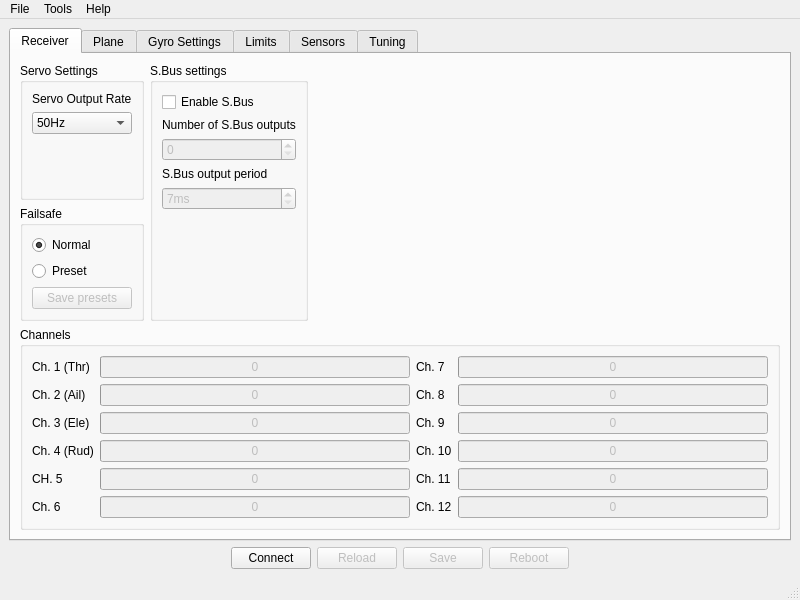
Old version of the form software/RX12GConfig/mainwindow.ui in the repository bemcgarvey/RX12G.
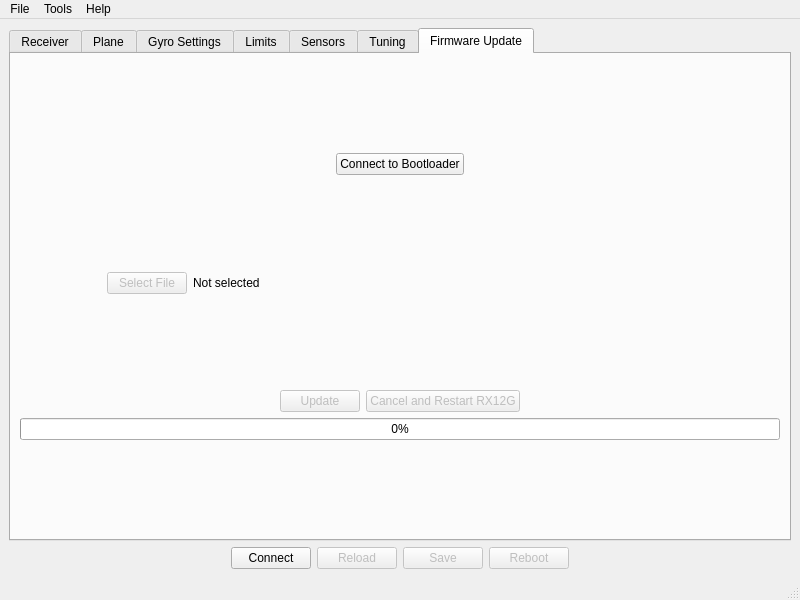
New version of the form. Icons and pictures are not drawn. Custom widgets are drawn as their Qt base class.

Commit message:
Added firmware update tab
Added software trigger to bootloader and firmware

Diff of the .ui file:
```diff
--- a/software/RX12GConfig/mainwindow.ui
+++ b/software/RX12GConfig/mainwindow.ui
@@ -22,7 +22,7 @@
     <item>
      <widget class="QTabWidget" name="tabWidget">
       <property name="currentIndex">
-       <number>0</number>
+       <number>6</number>
       </property>
       <widget class="QWidget" name="rxTab">
        <attribute name="title">
@@ -3232,6 +3232,230 @@
         </item>
        </layout>
       </widget>
+      <widget class="QWidget" name="firmwareTab">
+       <attribute name="title">
+        <string>Firmware Update</string>
+       </attribute>
+       <layout class="QVBoxLayout" name="verticalLayout_40">
+        <item>
+         <spacer name="verticalSpacer_26">
+          <property name="orientation">
+           <enum>Qt::Vertical</enum>
+          </property>
+          <property name="sizeHint" stdset="0">
+           <size>
+            <width>20</width>
+            <height>40</height>
+           </size>
+          </property>
+         </spacer>
+        </item>
+        <item>
+         <layout class="QHBoxLayout" name="horizontalLayout_21">
+          <item>
+           <spacer name="horizontalSpacer_16">
+            <property name="orientation">
+             <enum>Qt::Horizontal</enum>
+            </property>
+            <property name="sizeHint" stdset="0">
+             <size>
+              <width>40</width>
+              <height>20</height>
+             </size>
+            </property>
+           </spacer>
+          </item>
+          <item>
+           <widget class="QPushButton" name="connectBootloaderPushButton">
+            <property name="minimumSize">
+             <size>
+              <width>128</width>
+              <height>0</height>
+             </size>
+            </property>
+            <property name="maximumSize">
+             <size>
+              <width>150</width>
+              <height>16777215</height>
+             </size>
+            </property>
+            <property name="text">
+             <string>Connect to Bootloader</string>
+            </property>
+           </widget>
+          </item>
+          <item>
+           <spacer name="horizontalSpacer_17">
+            <property name="orientation">
+             <enum>Qt::Horizontal</enum>
+            </property>
+            <property name="sizeHint" stdset="0">
+             <size>
+              <width>40</width>
+              <height>20</height>
+             </size>
+            </property>
+           </spacer>
+          </item>
+         </layout>
+        </item>
+        <item>
+         <spacer name="verticalSpacer_25">
+          <property name="orientation">
+           <enum>Qt::Vertical</enum>
+          </property>
+          <property name="sizeHint" stdset="0">
+           <size>
+            <width>20</width>
+            <height>40</height>
+           </size>
+          </property>
+         </spacer>
+        </item>
+        <item>
+         <layout class="QHBoxLayout" name="horizontalLayout_20">
+          <item>
+           <spacer name="horizontalSpacer_14">
+            <property name="orientation">
+             <enum>Qt::Horizontal</enum>
+            </property>
+            <property name="sizeHint" stdset="0">
+             <size>
+              <width>40</width>
+              <height>20</height>
+             </size>
+            </property>
+           </spacer>
+          </item>
+          <item>
+           <widget class="QPushButton" name="browsePushButton">
+            <property name="enabled">
+             <bool>false</bool>
+            </property>
+            <property name="text">
+             <string>Select File</string>
+            </property>
+           </widget>
+          </item>
+          <item>
+           <widget class="QLabel" name="firmwareFileLabel">
+            <property name="sizePolicy">
+             <sizepolicy hsizetype="Expanding" vsizetype="Preferred">
+              <horstretch>0</horstretch>
+              <verstretch>0</verstretch>
+             </sizepolicy>
+            </property>
+            <property name="minimumSize">
+             <size>
+              <width>500</width>
+              <height>0</height>
+             </size>
+            </property>
+            <property name="text">
+             <string>Not selected</string>
+            </property>
+           </widget>
+          </item>
+          <item>
+           <spacer name="horizontalSpacer_15">
+            <property name="orientation">
+             <enum>Qt::Horizontal</enum>
+            </property>
+            <property name="sizeHint" stdset="0">
+             <size>
+              <width>40</width>
+              <height>20</height>
+             </size>
+            </property>
+           </spacer>
+          </item>
+         </layout>
+        </item>
+        <item>
+         <spacer name="verticalSpacer_24">
+          <property name="orientation">
+           <enum>Qt::Vertical</enum>
+          </property>
+          <property name="sizeHint" stdset="0">
+           <size>
+            <width>20</width>
+            <height>40</height>
+           </size>
+          </property>
+         </spacer>
+        </item>
+        <item>
+         <layout class="QHBoxLayout" name="horizontalLayout_19">
+          <item>
+           <spacer name="horizontalSpacer_12">
+            <property name="orientation">
+             <enum>Qt::Horizontal</enum>
+            </property>
+            <property name="sizeHint" stdset="0">
+             <size>
+              <width>40</width>
+              <height>20</height>
+             </size>
+            </property>
+           </spacer>
+          </item>
+          <item>
+           <widget class="QPushButton" name="updateFirmwarePushButton">
+            <property name="enabled">
+             <bool>false</bool>
+            </property>
+            <property name="text">
+             <string>Update</string>
+            </property>
+           </widget>
+          </item>
+          <item>
+           <widget class="QPushButton" name="cancelUpdatePushButton">
+            <property name="enabled">
+             <bool>false</bool>
+            </property>
+            <property name="text">
+             <string>Cancel and Restart RX12G</string>
+            </property>
+           </widget>
+          </item>
+          <item>
+           <spacer name="horizontalSpacer_13">
+            <property name="orientation">
+             <enum>Qt::Horizontal</enum>
+            </property>
+            <property name="sizeHint" stdset="0">
+             <size>
+              <width>40</width>
+              <height>20</height>
+             </size>
+            </property>
+           </spacer>
+          </item>
+         </layout>
+        </item>
+        <item>
+         <widget class="QProgressBar" name="updateProgressBar">
+          <property name="value">
+           <number>0</number>
+          </property>
+         </widget>
+        </item>
+        <item>
+         <spacer name="verticalSpacer_23">
+          <property name="orientation">
+           <enum>Qt::Vertical</enum>
+          </property>
+          <property name="sizeHint" stdset="0">
+           <size>
+            <width>20</width>
+            <height>40</height>
+           </size>
+          </property>
+         </spacer>
+        </item>
+       </layout>
+      </widget>
      </widget>
     </item>
     <item>
```
The commit also changes 22 other files.
